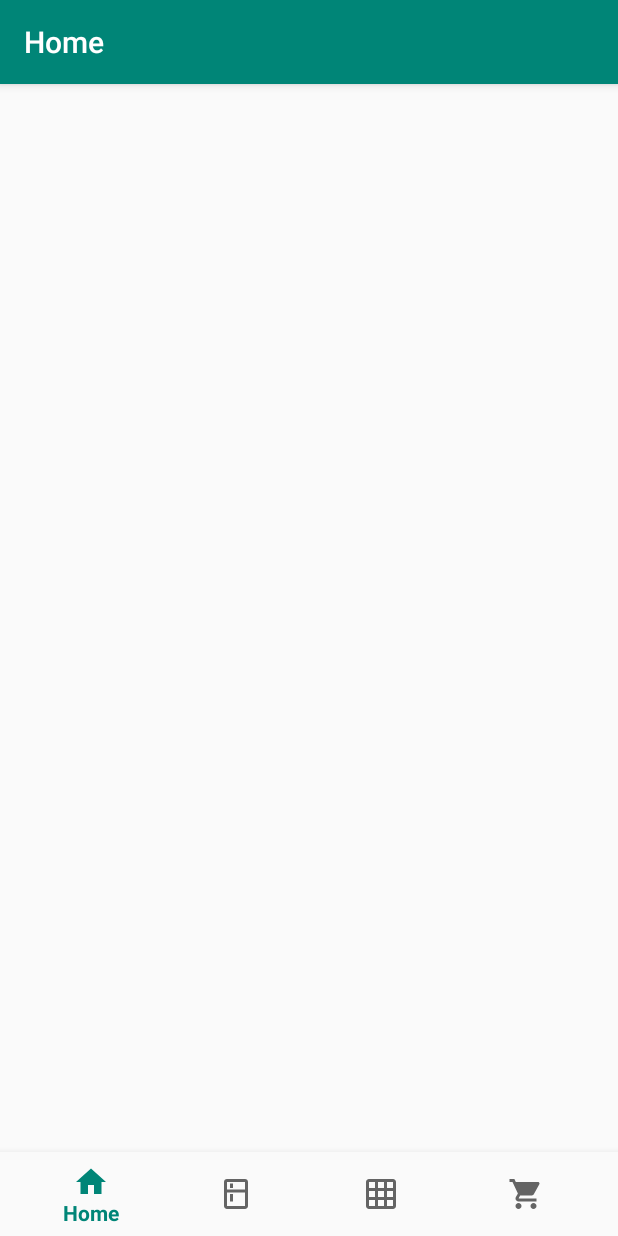
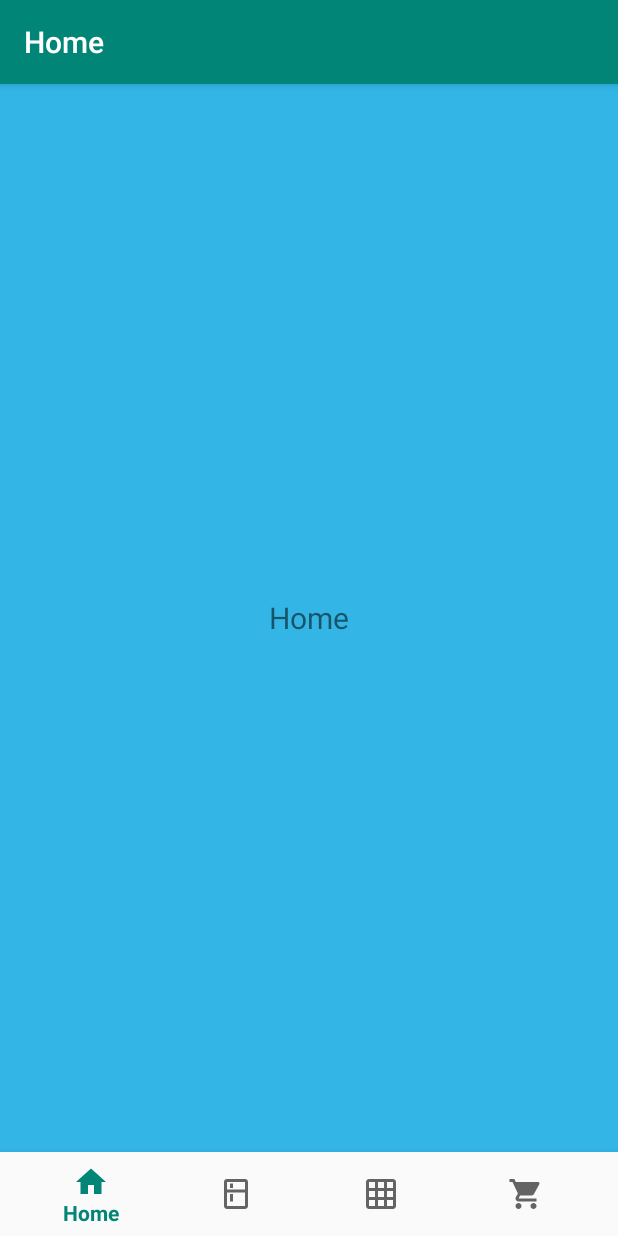
Before and after one commit to CarloDnt/Progetto, an Android app: the Home screen opened directly, with no data from a screen before it, on a phone screen of 412 x 824 dp. Run offline under Robolectric (Android 15) with nearby library versions, the light colour scheme and no system bars.

Commit message:
Menu navigation

```diff
--- a/app/src/main/java/com/example/progettoapplicazionimobili/ui/Home.java
+++ b/app/src/main/java/com/example/progettoapplicazionimobili/ui/Home.java
@@ -46,6 +46,8 @@ public class Home extends AppCompatActivity {
         BottomNavigationView navView = findViewById(R.id.nav_view);
         mTextMessage = findViewById(R.id.message);
         navView.setOnNavigationItemSelectedListener(mOnNavigationItemSelectedListener);
+
+        getSupportFragmentManager().beginTransaction().replace(R.id.fragment_container,new HomeFragment()).commit();
     }
 
 }
```
